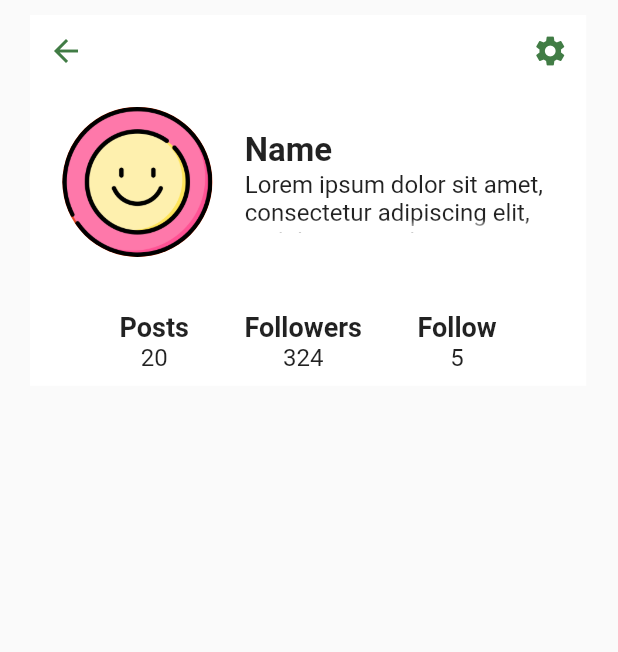
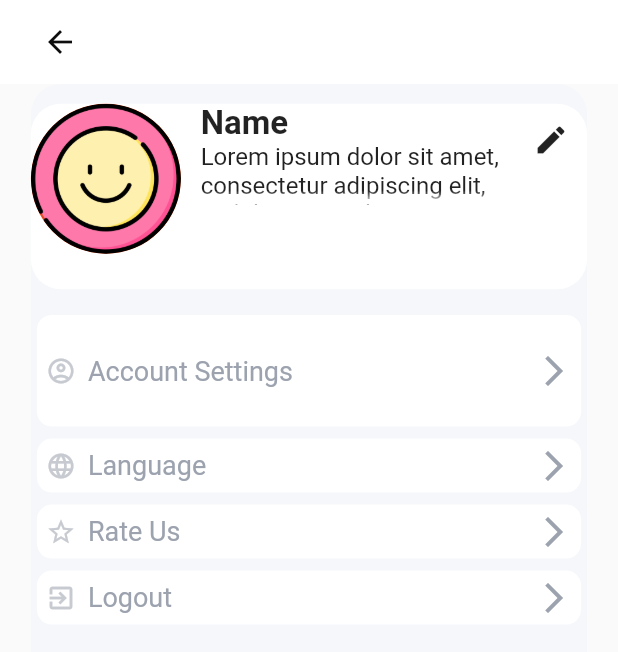
Before and after one commit to nisacolak/kasifim_app, a Flutter app: what buildUserBio() shows on an empty page, opened directly, after a tap on the "settings" icon, on a phone screen of 412 x 824 dp. Shown: the top 652 px of the screen. Run offline on Flutter 3.47's test engine with Material 2 defaults, Android fonts, the phone set to English and light mode, and no system bars; our stand-ins replace carousel_slider, dio, equatable, flutter_rating_bar.

Commit message:
add profile edit screen

```diff
--- /dev/null
+++ b/lib/app/routes/custom_page_route.dart
@@ -0,0 +1,23 @@
+import 'package:flutter/material.dart';
+
+class CustomPageRoute extends PageRouteBuilder {
+  final Widget child;
+
+  CustomPageRoute({
+    required this.child,
+  }) : super(
+          transitionDuration: Duration(milliseconds: 375),
+          pageBuilder: (context, animation, secondaryAnimation) => child,
+        );
+
+  @override
+  Widget buildTransitions(BuildContext context, Animation<double> animation,
+          Animation<double> secondaryAnimation, Widget child) =>
+      SlideTransition(
+        position: Tween<Offset>(
+          begin: Offset(-1, 0),
+          end: Offset.zero,
+        ).animate(animation),
+        child: child,
+      );
+}
--- a/lib/app/routes/routes.dart
+++ b/lib/app/routes/routes.dart
@@ -8,7 +8,9 @@ import 'package:kasifim_app/app/views/detail/restaurant_detail_view.dart';
 
 import 'package:kasifim_app/app/views/home/home_body_view.dart';
 import 'package:kasifim_app/app/views/home/home_view.dart';
+import 'package:kasifim_app/app/views/profile/widget/profile_tab.dart';
 import 'package:kasifim_app/app/views/search/search_view.dart';
+import 'package:kasifim_app/app/views/settings/settings.dart';
 import 'package:kasifim_app/app/views/splash/splash_screen.dart';
 import 'package:kasifim_app/app/views/welcome/welcome_page.dart';
 
@@ -25,5 +27,7 @@ Map<String, WidgetBuilder> get pageRoutes {
     '/home': (context) => const HomeView(),
     '/search': (context) => const SearchView(),
     '/restaurant-detail': (context) => RestaurantDetail(),
+    '/profile': (context) => ProfileTab(),
+    '/profile-settings': (context) => ProfileSettings(),
   };
 }
--- a/lib/app/views/auth/view/forgot_password_view.dart
+++ b/lib/app/views/auth/view/forgot_password_view.dart
@@ -46,7 +46,6 @@ class ForgotPassword extends StatelessWidget {
                           Form(
                             child: AuthField(
                               controller: _forgotEmailController,
-                              obscureText: false,
                               prefixIcon: const Icon(
                                 Icons.mail_outline,
                               ),
--- a/lib/app/views/auth/view/login_view.dart
+++ b/lib/app/views/auth/view/login_view.dart
@@ -58,7 +58,6 @@ class _LoginViewState extends State<LoginView> {
                   prefixIcon: const Icon(
                     Icons.mail_outline,
                   ),
-                  obscureText: false,
                   hintText: 'example@example.com',
                 ),
               ],
--- a/lib/app/views/auth/view/register_view.dart
+++ b/lib/app/views/auth/view/register_view.dart
@@ -58,7 +58,6 @@ class _RegisterViewState extends State<RegisterView> {
                   prefixIcon: const Icon(
                     Icons.mail_outline,
                   ),
-                  obscureText: false,
                   hintText: 'enter your full name',
                 ),
                 _buildSpace(),
@@ -70,7 +69,6 @@ class _RegisterViewState extends State<RegisterView> {
                 AuthField(
                     controller: _registerEmailController,
                     hintText: 'example@example.com',
-                    obscureText: false,
                     prefixIcon: const Icon(Icons.person_2_outlined))
               ],
             ),
--- a/lib/app/views/auth/widget/auth_field.dart
+++ b/lib/app/views/auth/widget/auth_field.dart
@@ -5,14 +5,13 @@ class AuthField extends StatefulWidget {
   final TextEditingController controller;
 
   final String? hintText;
-  final bool obscureText;
+
   final Icon? prefixIcon;
   final Function()? onChanged;
   const AuthField(
       {Key? key,
       required this.controller,
       this.hintText,
-      required this.obscureText,
       this.prefixIcon,
       this.onChanged})
       : super(key: key);
@@ -29,7 +28,6 @@ class _AuthFieldState extends State<AuthField> {
       width: MediaQuery.of(context).size.width * 0.70,
       child: TextFormField(
           controller: widget.controller,
-          obscureText: widget.obscureText,
           decoration: InputDecoration(
               filled: true,
               fillColor: Colors.white,
--- a/lib/app/views/detail/restaurant_detail_view.dart
+++ b/lib/app/views/detail/restaurant_detail_view.dart
@@ -150,8 +150,8 @@ class _RestaurantDetailState extends State<RestaurantDetail>
                   SliverPersistentHeader(
                     pinned: true,
                     delegate: _SliverAppBarDelegate(
-                        minHeight: MediaQuery.of(context).size.height * .05,
-                        maxHeight: MediaQuery.of(context).size.height * .05,
+                        minHeight: MediaQuery.of(context).size.height * .06,
+                        maxHeight: MediaQuery.of(context).size.height * .06,
                         child: Container(
                           color: ColorName.white,
                           child: TabBar(
--- a/lib/app/views/detail/widget/menu_tab.dart
+++ b/lib/app/views/detail/widget/menu_tab.dart
@@ -154,6 +154,8 @@ class MenuTab extends StatelessWidget {
                                                         e.price,
                                                         style: TextStyle(
                                                             fontSize: 17,
+                                                            fontWeight:
+                                                                FontWeight.bold,
                                                             color: ColorName
                                                                 .orange),
                                                       )
--- a/lib/app/views/profile/widget/profile_info.dart
+++ b/lib/app/views/profile/widget/profile_info.dart
@@ -1,4 +1,6 @@
 import 'package:flutter/material.dart';
+import 'package:kasifim_app/app/routes/custom_page_route.dart';
+import 'package:kasifim_app/app/views/settings/settings.dart';
 import 'package:kasifim_app/gen/assets.gen.dart';
 import 'package:kasifim_app/gen/colors.gen.dart';
 
@@ -24,33 +26,20 @@ Widget buildUserBio(BuildContext context) {
                   Navigator.pushNamed(context, '/home-body');
                 }),
             IconButton(
-                icon: Icon(
-                  Icons.settings,
-                  color: ColorName.green,
-                ),
-                onPressed: () {}),
+              icon: Icon(
+                Icons.settings,
+                color: ColorName.green,
+              ),
+              onPressed: () => Navigator.of(context)
+                  .push(CustomPageRoute(child: ProfileSettings())),
+            ),
           ],
         ),
         Row(
           mainAxisAlignment: MainAxisAlignment.spaceEvenly,
           children: [
             profileAvatar(),
-            Column(crossAxisAlignment: CrossAxisAlignment.start, children: [
-              Text(
-                'Name',
-                style: TextStyle(fontSize: 22, fontWeight: FontWeight.bold),
-              ),
-              SizedBox(
-                height: MediaQuery.of(context).size.height * .05,
-                width: MediaQuery.of(context).size.width * .5,
-                child: Text(
-                  'Lorem ipsum dolor sit amet, consectetur adipiscing elit, sed do eiusmod tempor incididunt ut labore et dolore magna alid',
-                  overflow: TextOverflow.fade,
-                  maxLines: 3,
-                  style: TextStyle(fontSize: 16),
-                ),
-              ),
-            ]),
+            profileBio(),
           ],
         ),
         SizedBox(
@@ -64,6 +53,32 @@ Widget buildUserBio(BuildContext context) {
       ],
     ),
   );
+}
+
+class profileBio extends StatelessWidget {
+  const profileBio({
+    super.key,
+  });
+
+  @override
+  Widget build(BuildContext context) {
+    return Column(crossAxisAlignment: CrossAxisAlignment.start, children: [
+      Text(
+        'Name',
+        style: TextStyle(fontSize: 22, fontWeight: FontWeight.bold),
+      ),
+      SizedBox(
+        height: MediaQuery.of(context).size.height * .05,
+        width: MediaQuery.of(context).size.width * .5,
+        child: Text(
+          'Lorem ipsum dolor sit amet, consectetur adipiscing elit, sed do eiusmod tempor incididunt ut labore et dolore magna alid',
+          overflow: TextOverflow.fade,
+          maxLines: 3,
+          style: TextStyle(fontSize: 16),
+        ),
+      ),
+    ]);
+  }
 }
 
 class profileAvatar extends StatefulWidget {
--- a/lib/app/views/profile/widget/profile_tab.dart
+++ b/lib/app/views/profile/widget/profile_tab.dart
@@ -24,7 +24,8 @@ class _ProfileTabState extends State<ProfileTab> with TickerProviderStateMixin {
 
   @override
   Widget build(BuildContext context) {
-    return DefaultTabController(
+    return Scaffold(
+      body: DefaultTabController(
           length: 2,
           child: SafeArea(
             child: NestedScrollView(
@@ -82,6 +83,7 @@ class _ProfileTabState extends State<ProfileTab> with TickerProviderStateMixin {
                 MediaTab(),
               ]),
             ),
-        ));
+          )),
+    );
   }
 }
--- a/lib/app/views/settings/settings.dart
+++ b/lib/app/views/settings/settings.dart
@@ -0,0 +1,148 @@
+import 'package:flutter/material.dart';
+import 'package:kasifim_app/app/routes/custom_page_route.dart';
+import 'package:kasifim_app/app/views/profile/widget/profile_info.dart';
+import 'package:kasifim_app/app/views/profile/widget/profile_tab.dart';
+import 'package:kasifim_app/app/views/settings/profile_edit.dart';
+import 'package:kasifim_app/gen/colors.gen.dart';
+
+class ProfileSettings extends StatelessWidget {
+  const ProfileSettings({Key? key}) : super(key: key);
+
+  @override
+  Widget build(BuildContext context) {
+    return Scaffold(
+        appBar: AppBar(
+            backgroundColor: ColorName.white,
+            elevation: 0,
+            leading: Padding(
+              padding: const EdgeInsets.only(left: 20),
+              child: IconButton(
+                  onPressed: () => Navigator.of(context)
+                      .push(CustomPageRoute(child: ProfileTab())),
+                  icon: Icon(
+                    Icons.arrow_back,
+                    color: ColorName.black,
+                  )),
+            )),
+        body: SafeArea(
+            child: Center(
+          child: Container(
+            height: MediaQuery.of(context).size.height,
+            width: MediaQuery.of(context).size.width * .9,
+            decoration: BoxDecoration(
+                color: ColorName.lightGrey,
+                borderRadius: BorderRadius.circular(20)),
+            child: ListView(children: [
+              buildSpace(),
+              Container(
+                  height: MediaQuery.of(context).size.height * .15,
+                  width: MediaQuery.of(context).size.width * .02,
+                  decoration: BoxDecoration(
+                    color: ColorName.white,
+                    borderRadius: BorderRadius.circular(20),
+                  ),
+                  child: Stack(children: [
+                    Row(
+                        mainAxisAlignment: MainAxisAlignment.spaceBetween,
+                        crossAxisAlignment: CrossAxisAlignment.start,
+                        children: [
+                          profileAvatar(),
+                          SizedBox(
+                            width: 6,
+                          ),
+                          profileBio(),
+                          IconButton(
+                            icon: Icon(Icons.edit),
+                            onPressed: () => Navigator.of(context)
+                                .push(CustomPageRoute(child: ProfileEdit())),
+                          ),
+                        ])
+                  ])),
+              buildSpace(),
+              buildSettingsItem(
+                height: MediaQuery.of(context).size.height * .10,
+                onTap: () {},
+                iconData: Icons.account_circle_outlined,
+                text: 'Account Settings',
+              ),
+              buildSettingsItem(
+                  text: 'Language', iconData: Icons.language, onTap: () {}),
+              buildSettingsItem(
+                  text: 'Rate Us', iconData: Icons.star_border, onTap: () {}),
+              buildSettingsItem(
+                  onTap: () {}, iconData: Icons.exit_to_app, text: 'Logout'),
+            ]),
+          ),
+        )));
+  }
+}
+
+class buildSpace extends StatelessWidget {
+  const buildSpace({
+    super.key,
+  });
+
+  @override
+  Widget build(BuildContext context) {
+    return SizedBox(
+      height: MediaQuery.of(context).size.height * .016,
+    );
+  }
+}
+
+class buildSettingsItem extends StatelessWidget {
+  final VoidCallback onTap;
+  final String text;
+  final IconData iconData;
+  final double? height;
+  const buildSettingsItem({
+    super.key,
+    required this.text,
+    required this.iconData,
+    required this.onTap,
+    this.height,
+  });
+
+  @override
+  Widget build(BuildContext context) {
+    return GestureDetector(
+      onTap: onTap,
+      child: Container(
+        height: height,
+        child: Card(
+          elevation: 0,
+          shape:
+              RoundedRectangleBorder(borderRadius: BorderRadius.circular(10)),
+          child: Padding(
+            padding: const EdgeInsets.all(6),
+            child: Row(
+              mainAxisAlignment: MainAxisAlignment.spaceBetween,
+              children: [
+                Row(
+                  children: [
+                    Icon(
+                      iconData,
+                      size: 20,
+                      color: ColorName.customGrey,
+                    ),
+                    SizedBox(
+                      width: 8,
+                    ),
+                    Text(
+                      text,
+                      style: TextStyle(fontSize: 18, color: ColorName.grey),
+                    ),
+                  ],
+                ),
+                Icon(
+                  Icons.arrow_forward_ios,
+                  color: ColorName.grey,
+                )
+              ],
+            ),
+          ),
+        ),
+      ),
+    );
+  }
+}
```
Also changed, not shown: lib/app/views/settings/profile_edit.dart (added, +138 -0 lines), 1 other file. Lines whose indentation alone changed are shown as unchanged.
